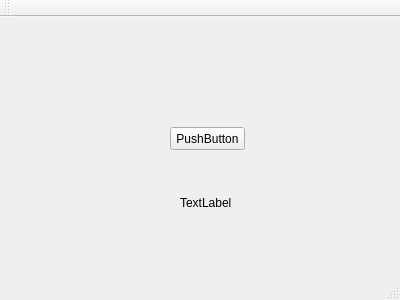
Old version of the form QtSpider/mainwindow.ui in the repository Arctanxy/learning_notes.
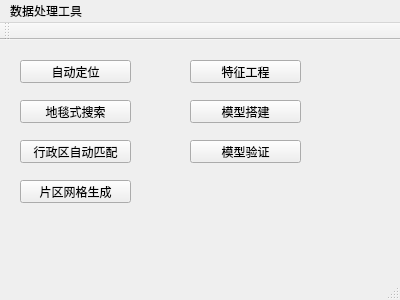
New version of the form.

What changed in the file:
```diff
--- a/QtSpider/mainwindow.ui
+++ b/QtSpider/mainwindow.ui
@@ -17,27 +17,92 @@
    <widget class="QPushButton" name="pushButton">
     <property name="geometry">
      <rect>
-      <x>170</x>
-      <y>110</y>
-      <width>75</width>
+      <x>20</x>
+      <y>20</y>
+      <width>111</width>
       <height>23</height>
      </rect>
     </property>
     <property name="text">
-     <string>PushButton</string>
+     <string>自动定位</string>
     </property>
    </widget>
-   <widget class="QLabel" name="label">
+   <widget class="QPushButton" name="pushButton_2">
     <property name="geometry">
      <rect>
-      <x>180</x>
-      <y>180</y>
-      <width>54</width>
-      <height>12</height>
+      <x>20</x>
+      <y>60</y>
+      <width>111</width>
+      <height>23</height>
      </rect>
     </property>
     <property name="text">
-     <string>TextLabel</string>
+     <string>地毯式搜索</string>
+    </property>
+   </widget>
+   <widget class="QPushButton" name="pushButton_3">
+    <property name="geometry">
+     <rect>
+      <x>20</x>
+      <y>100</y>
+      <width>111</width>
+      <height>23</height>
+     </rect>
+    </property>
+    <property name="text">
+     <string>行政区自动匹配</string>
+    </property>
+   </widget>
+   <widget class="QPushButton" name="pushButton_5">
+    <property name="geometry">
+     <rect>
+      <x>20</x>
+      <y>140</y>
+      <width>111</width>
+      <height>23</height>
+     </rect>
+    </property>
+    <property name="text">
+     <string>片区网格生成</string>
+    </property>
+   </widget>
+   <widget class="QPushButton" name="pushButton_4">
+    <property name="geometry">
+     <rect>
+      <x>190</x>
+      <y>20</y>
+      <width>111</width>
+      <height>23</height>
+     </rect>
+    </property>
+    <property name="text">
+     <string>特征工程</string>
+    </property>
+   </widget>
+   <widget class="QPushButton" name="pushButton_6">
+    <property name="geometry">
+     <rect>
+      <x>190</x>
+      <y>60</y>
+      <width>111</width>
+      <height>23</height>
+     </rect>
+    </property>
+    <property name="text">
+     <string>模型搭建</string>
+    </property>
+   </widget>
+   <widget class="QPushButton" name="pushButton_7">
+    <property name="geometry">
+     <rect>
+      <x>190</x>
+      <y>100</y>
+      <width>111</width>
+      <height>23</height>
+     </rect>
+    </property>
+    <property name="text">
+     <string>模型验证</string>
     </property>
    </widget>
   </widget>
@@ -50,6 +115,12 @@
      <height>23</height>
     </rect>
    </property>
+   <widget class="QMenu" name="menu">
+    <property name="title">
+     <string>数据处理工具</string>
+    </property>
+   </widget>
+   <addaction name="menu"/>
   </widget>
   <widget class="QToolBar" name="mainToolBar">
    <attribute name="toolBarArea">
```
